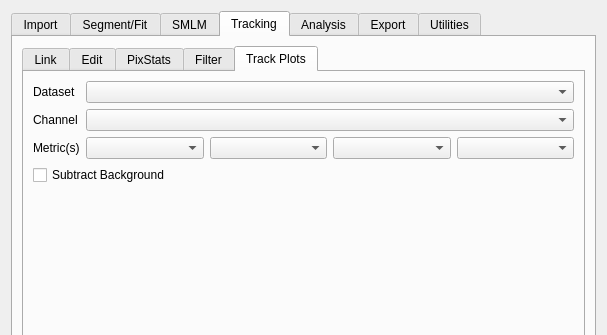
Before: the Qt Designer form src/moltrack/GUI/widget_ui.ui in piedrro/napari-moltrack, drawn with Qt 5; both pictures show x 0 to 607 and y 0 to 335 of the 607 by 764 pixel window.
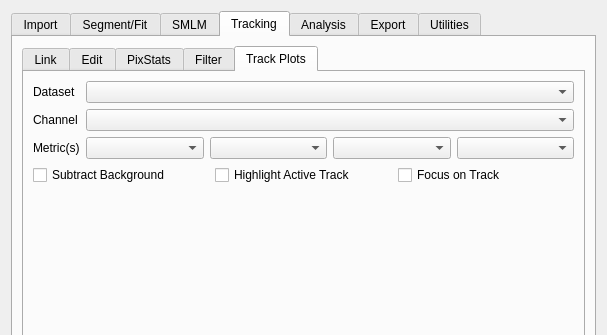
After: the same form once the commit is applied. The open tabs and pages were chosen to show the change.

Commit message: added track highlighting and focusing

The edit to the form file:
```diff
--- a/src/moltrack/GUI/widget_ui.ui
+++ b/src/moltrack/GUI/widget_ui.ui
@@ -3467,11 +3467,29 @@
             </layout>
            </item>
            <item>
+            <layout class="QGridLayout" name="gridLayout_16">
+             <item row="0" column="0">
             <widget class="QCheckBox" name="trackplot_subtrack_background">
              <property name="text">
               <string>Subtract Background</string>
              </property>
             </widget>
+             </item>
+             <item row="0" column="1">
+              <widget class="QCheckBox" name="trackplot_highlight">
+               <property name="text">
+                <string>Highlight Active Track</string>
+               </property>
+              </widget>
+             </item>
+             <item row="0" column="2">
+              <widget class="QCheckBox" name="trackplot_focus">
+               <property name="text">
+                <string>Focus on Track</string>
+               </property>
+              </widget>
+             </item>
+            </layout>
            </item>
            <item>
             <widget class="QWidget" name="trackplot_graph_container" native="true">
```
Lines whose indentation alone changed are shown as unchanged. The commit also changes 4 other files.
